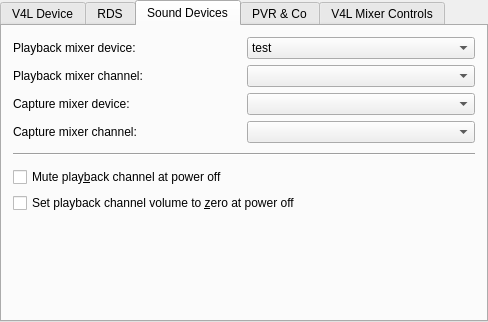
This is plugins/v4lradio/v4lradio-configuration-ui.ui in pbek/kradio as Qt 5 draws it before an edit. The edited form follows.
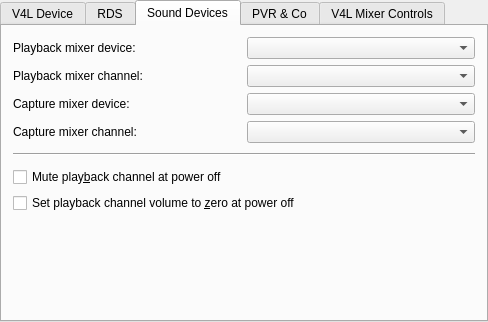
This is the edited form. The open tabs and pages were chosen to show the change. Custom widgets are drawn as their Qt base class.

```diff
--- a/plugins/v4lradio/v4lradio-configuration-ui.ui
+++ b/plugins/v4lradio/v4lradio-configuration-ui.ui
@@ -462,11 +462,6 @@
            <verstretch>0</verstretch>
           </sizepolicy>
          </property>
-         <item>
-          <property name="text">
-           <string>test</string>
-          </property>
-         </item>
         </widget>
        </item>
        <item row="1" column="1">
```
Left out of the diff: 3 changed lines with no effect on the pictures.
